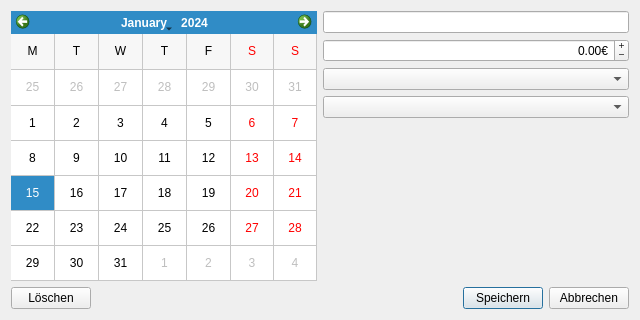
Above: lib/TransferDialog.ui from choosyg/Buchhaltung before the change. Below: the same form after it.
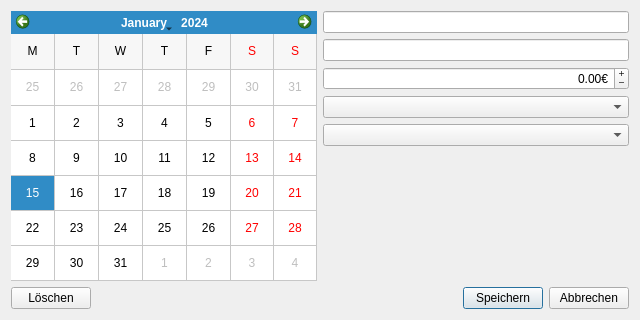
That is the form after the change.

Commit message: Added private description to transfers

```diff
--- a/lib/TransferDialog.ui
+++ b/lib/TransferDialog.ui
@@ -44,6 +44,13 @@
      <item>
       <widget class="QLineEdit" name="descriptionEdit"/>
      </item>
+     <item>
+      <widget class="QLineEdit" name="privateEdit">
+       <property name="readOnly">
+        <bool>false</bool>
+       </property>
+      </widget>
+     </item>
      <item>
       <widget class="QDoubleSpinBox" name="amountSpinBox">
        <property name="alignment">
```
The commit also changes 6 other files.
